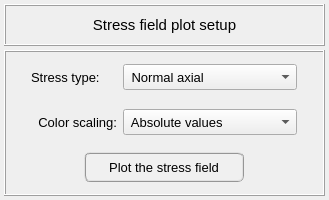
This is pulse/interface/ui_files/plots/results/structural/plot_stresses_field_for_static_analysis.ui in open-pulse/OpenPulse as Qt 5 draws it before an edit. The edited form follows.
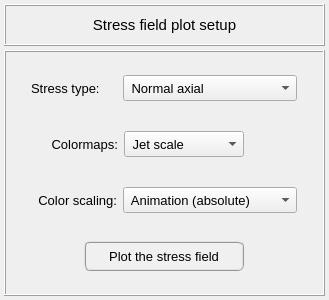
This is the edited form.

Commit message: Reordering the animation scale color controls

Diff of the .ui file:
```diff
--- a/pulse/interface/ui_files/plots/results/structural/plot_stresses_field_for_static_analysis.ui
+++ b/pulse/interface/ui_files/plots/results/structural/plot_stresses_field_for_static_analysis.ui
@@ -7,7 +7,7 @@
     <x>0</x>
     <y>0</y>
     <width>329</width>
-    <height>200</height>
+    <height>300</height>
    </rect>
   </property>
   <property name="minimumSize">
@@ -19,7 +19,7 @@
   <property name="maximumSize">
    <size>
     <width>16777215</width>
-    <height>200</height>
+    <height>300</height>
    </size>
   </property>
   <property name="windowTitle">
@@ -141,6 +141,75 @@
       <property name="spacing">
        <number>4</number>
       </property>
+      <item row="3" column="0">
+       <widget class="QFrame" name="frame_button">
+        <property name="minimumSize">
+         <size>
+          <width>0</width>
+          <height>40</height>
+         </size>
+        </property>
+        <property name="maximumSize">
+         <size>
+          <width>16777215</width>
+          <height>40</height>
+         </size>
+        </property>
+        <property name="frameShape">
+         <enum>QFrame::NoFrame</enum>
+        </property>
+        <property name="frameShadow">
+         <enum>QFrame::Raised</enum>
+        </property>
+        <layout class="QGridLayout" name="gridLayout_6">
+         <property name="leftMargin">
+          <number>0</number>
+         </property>
+         <property name="topMargin">
+          <number>0</number>
+         </property>
+         <property name="rightMargin">
+          <number>0</number>
+         </property>
+         <property name="bottomMargin">
+          <number>0</number>
+         </property>
+         <property name="spacing">
+          <number>0</number>
+         </property>
+         <item row="0" column="0">
+          <widget class="QPushButton" name="pushButton_plot">
+           <property name="minimumSize">
+            <size>
+             <width>160</width>
+             <height>30</height>
+            </size>
+           </property>
+           <property name="maximumSize">
+            <size>
+             <width>160</width>
+             <height>30</height>
+            </size>
+           </property>
+           <property name="font">
+            <font>
+             <pointsize>10</pointsize>
+            </font>
+           </property>
+           <property name="styleSheet">
+            <string notr="true">QPushButton{border-radius: 6px; border-color: rgb(150, 150, 150); border-style: ridge; border-width: 2px; color: rgb(0, 0, 0); background-color: rgb(240, 240, 240)}
+QPushButton:hover{border-radius: 6px; border-color: rgb(0, 170, 255); border-style: ridge; border-width: 2px; color: rgb(0, 0, 0); background-color: rgba(174, 213, 255, 100)}
+QPushButton:pressed{border-radius: 6px; border-color: rgb(0, 170, 255); border-style: ridge; border-width: 2px; color: rgb(0, 0, 0); background-color: rgb(174, 213, 255)}
+QPushButton:disabled{border-radius: 6px; border-color: rgb(150, 150, 150); border-style: ridge; border-width: 0px; color: rgb(150,150, 150); background-color: rgb(220, 220, 220)}</string>
+           </property>
+           <property name="text">
+            <string>Plot the stress field</string>
+           </property>
+          </widget>
+         </item>
+        </layout>
+       </widget>
+      </item>
       <item row="0" column="0">
        <widget class="QFrame" name="frame_3">
         <property name="minimumSize">
@@ -290,75 +359,6 @@
        </widget>
       </item>
       <item row="2" column="0">
-       <widget class="QFrame" name="frame_button">
-        <property name="minimumSize">
-         <size>
-          <width>0</width>
-          <height>40</height>
-         </size>
-        </property>
-        <property name="maximumSize">
-         <size>
-          <width>16777215</width>
-          <height>40</height>
-         </size>
-        </property>
-        <property name="frameShape">
-         <enum>QFrame::NoFrame</enum>
-        </property>
-        <property name="frameShadow">
-         <enum>QFrame::Raised</enum>
-        </property>
-        <layout class="QGridLayout" name="gridLayout_6">
-         <property name="leftMargin">
-          <number>0</number>
-         </property>
-         <property name="topMargin">
-          <number>0</number>
-         </property>
-         <property name="rightMargin">
-          <number>0</number>
-         </property>
-         <property name="bottomMargin">
-          <number>0</number>
-         </property>
-         <property name="spacing">
-          <number>0</number>
-         </property>
-         <item row="0" column="0">
-          <widget class="QPushButton" name="pushButton_plot">
-           <property name="minimumSize">
-            <size>
-             <width>160</width>
-             <height>30</height>
-            </size>
-           </property>
-           <property name="maximumSize">
-            <size>
-             <width>160</width>
-             <height>30</height>
-            </size>
-           </property>
-           <property name="font">
-            <font>
-             <pointsize>10</pointsize>
-            </font>
-           </property>
-           <property name="styleSheet">
-            <string notr="true">QPushButton{border-radius: 6px; border-color: rgb(150, 150, 150); border-style: ridge; border-width: 2px; color: rgb(0, 0, 0); background-color: rgb(240, 240, 240)}
-QPushButton:hover{border-radius: 6px; border-color: rgb(0, 170, 255); border-style: ridge; border-width: 2px; color: rgb(0, 0, 0); background-color: rgba(174, 213, 255, 100)}
-QPushButton:pressed{border-radius: 6px; border-color: rgb(0, 170, 255); border-style: ridge; border-width: 2px; color: rgb(0, 0, 0); background-color: rgb(174, 213, 255)}
-QPushButton:disabled{border-radius: 6px; border-color: rgb(150, 150, 150); border-style: ridge; border-width: 0px; color: rgb(150,150, 150); background-color: rgb(220, 220, 220)}</string>
-           </property>
-           <property name="text">
-            <string>Plot the stress field</string>
-           </property>
-          </widget>
-         </item>
-        </layout>
-       </widget>
-      </item>
-      <item row="1" column="0">
        <widget class="QFrame" name="frame_scalling">
         <property name="minimumSize">
          <size>
@@ -469,6 +469,16 @@
              <pointsize>10</pointsize>
             </font>
            </property>
+           <item>
+            <property name="text">
+             <string> Animation (absolute)</string>
+            </property>
+           </item>
+           <item>
+            <property name="text">
+             <string> Animation (non absolute)</string>
+            </property>
+           </item>
            <item>
             <property name="text">
              <string> Absolute values</string>
@@ -484,18 +494,200 @@
              <string> Imaginary values</string>
             </property>
            </item>
-           <item>
-            <property name="text">
-             <string> Animation (absolute)</string>
+          </widget>
+         </item>
+        </layout>
+       </widget>
+      </item>
+      <item row="1" column="0">
+       <widget class="QFrame" name="frame_4">
+        <property name="minimumSize">
+         <size>
+          <width>0</width>
+          <height>40</height>
+         </size>
+        </property>
+        <property name="maximumSize">
+         <size>
+          <width>16777215</width>
+          <height>40</height>
+         </size>
+        </property>
+        <property name="frameShape">
+         <enum>QFrame::NoFrame</enum>
+        </property>
+        <property name="frameShadow">
+         <enum>QFrame::Raised</enum>
+        </property>
+        <layout class="QGridLayout" name="gridLayout_11">
+         <property name="leftMargin">
+          <number>0</number>
+         </property>
+         <property name="topMargin">
+          <number>0</number>
+         </property>
+         <property name="rightMargin">
+          <number>0</number>
+         </property>
+         <property name="bottomMargin">
+          <number>0</number>
+         </property>
+         <item row="0" column="2">
+          <widget class="QFrame" name="frame_5">
+           <property name="minimumSize">
+            <size>
+             <width>176</width>
+             <height>0</height>
+            </size>
+           </property>
+           <property name="maximumSize">
+            <size>
+             <width>176</width>
+             <height>16777215</height>
+            </size>
+           </property>
+           <property name="frameShape">
+            <enum>QFrame::NoFrame</enum>
+           </property>
+           <property name="frameShadow">
+            <enum>QFrame::Raised</enum>
+           </property>
+           <layout class="QGridLayout" name="gridLayout_8">
+            <property name="leftMargin">
+             <number>0</number>
             </property>
-           </item>
-           <item>
-            <property name="text">
-             <string> Animation (non absolute)</string>
+            <property name="topMargin">
+             <number>0</number>
             </property>
-           </item>
+            <property name="rightMargin">
+             <number>0</number>
+            </property>
+            <property name="bottomMargin">
+             <number>0</number>
+            </property>
+            <property name="spacing">
+             <number>0</number>
+            </property>
+            <item row="0" column="0">
+             <widget class="QComboBox" name="comboBox_colormaps">
+              <property name="minimumSize">
+               <size>
+                <width>120</width>
+                <height>26</height>
+               </size>
+              </property>
+              <property name="maximumSize">
+               <size>
+                <width>176</width>
+                <height>26</height>
+               </size>
+              </property>
+              <property name="font">
+               <font>
+                <pointsize>10</pointsize>
+               </font>
+              </property>
+              <item>
+               <property name="text">
+                <string> Jet scale</string>
+               </property>
+              </item>
+              <item>
+               <property name="text">
+                <string> Virids scale</string>
+               </property>
+              </item>
+              <item>
+               <property name="text">
+                <string> Inferno scale</string>
+               </property>
+              </item>
+              <item>
+               <property name="text">
+                <string> Magma scale</string>
+               </property>
+              </item>
+              <item>
+               <property name="text">
+                <string> Plasma scale</string>
+               </property>
+              </item>
+              <item>
+               <property name="text">
+                <string> Grayscale</string>
+               </property>
+              </item>
+             </widget>
+            </item>
+            <item row="0" column="1">
+             <spacer name="horizontalSpacer_5">
+              <property name="orientation">
+               <enum>Qt::Horizontal</enum>
+              </property>
+              <property name="sizeHint" stdset="0">
+               <size>
+                <width>40</width>
+                <height>20</height>
+               </size>
+              </property>
+             </spacer>
+            </item>
+           </layout>
           </widget>
          </item>
+         <item row="0" column="3">
+          <spacer name="horizontalSpacer_6">
+           <property name="orientation">
+            <enum>Qt::Horizontal</enum>
+           </property>
+           <property name="sizeHint" stdset="0">
+            <size>
+             <width>40</width>
+             <height>20</height>
+            </size>
+           </property>
+          </spacer>
+         </item>
+         <item row="0" column="1">
+          <widget class="QLabel" name="label_3">
+           <property name="minimumSize">
+            <size>
+             <width>90</width>
+             <height>26</height>
+            </size>
+           </property>
+           <property name="maximumSize">
+            <size>
+             <width>90</width>
+             <height>26</height>
+            </size>
+           </property>
+           <property name="font">
+            <font>
+             <pointsize>10</pointsize>
+            </font>
+           </property>
+           <property name="text">
+            <string>Colormaps:</string>
+           </property>
+           <property name="alignment">
+            <set>Qt::AlignRight|Qt::AlignTrailing|Qt::AlignVCenter</set>
+           </property>
+          </widget>
+         </item>
+         <item row="0" column="0">
+          <spacer name="horizontalSpacer_7">
+           <property name="orientation">
+            <enum>Qt::Horizontal</enum>
+           </property>
+           <property name="sizeHint" stdset="0">
+            <size>
+             <width>40</width>
+             <height>20</height>
+            </size>
+           </property>
+          </spacer>
+         </item>
         </layout>
        </widget>
       </item>
```
The commit also changes 14 other files.
